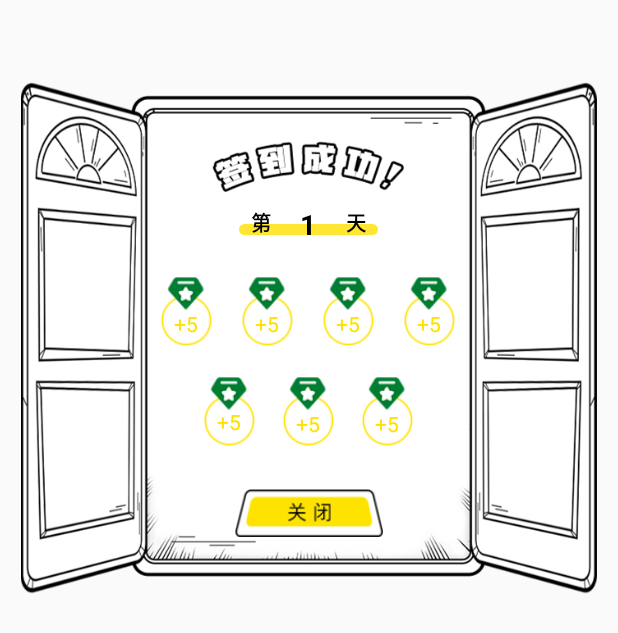
After one commit to 15868827922/dimension, an Android app: the layout dialog_sign_in.xml on its own in the app's theme, with its tools: preview values and no code run, on a phone screen of 412 x 824 dp. The commit adds this screen. Shown: the top 633 px of the screen. Run offline under Robolectric (Android 15) with nearby library versions, the phone set to English and light mode, and no system bars.

Commit message:
1.添加签到弹窗

```diff
--- a/app/src/main/java/com/shenjing/dimension/dimension/main/fragent/MyFragment.java
+++ b/app/src/main/java/com/shenjing/dimension/dimension/main/fragent/MyFragment.java
@@ -9,6 +9,7 @@ import com.shenjing.dimension.dimension.base.fragment.FragmentBase;
 import com.shenjing.dimension.dimension.base.image.LPNetworkRoundedImageView;
 import com.shenjing.dimension.dimension.base.util.ActivityUtil;
 import com.shenjing.dimension.dimension.me.SettingActivity;
+import com.shenjing.dimension.dimension.me.view.SignDialog;
 
 import butterknife.Bind;
 import butterknife.ButterKnife;
@@ -34,6 +35,7 @@ public class MyFragment extends FragmentBase implements View.OnClickListener{
     public void initView(@Nullable View view) {
         ButterKnife.bind(this,view);
 
+        findViewById(R.id.img_is_sign).setOnClickListener(this);
         findViewById(R.id.view_my_task).setOnClickListener(this);
         findViewById(R.id.view_my_wallet).setOnClickListener(this);
         findViewById(R.id.view_my_backpack).setOnClickListener(this);
@@ -80,7 +82,16 @@ public class MyFragment extends FragmentBase implements View.OnClickListener{
                 break;
             case R.id.view_give_feedback:  //意见反馈
                 break;
+            case R.id.img_is_sign:  //签到
+                showSignDialog();
+                break;
         }
 
     }
+
+    SignDialog signDialog;
+    private void showSignDialog(){
+        signDialog = new SignDialog(getActivity());
+        signDialog.show();
+    }
 }
--- /dev/null
+++ b/app/src/main/java/com/shenjing/dimension/dimension/me/view/SignDialog.java
@@ -0,0 +1,41 @@
+package com.shenjing.dimension.dimension.me.view;
+
+import android.app.Dialog;
+import android.content.Context;
+import android.support.annotation.NonNull;
+import android.view.View;
+import android.view.WindowManager;
+import com.shenjing.dimension.R;
+public class SignDialog extends Dialog implements View.OnClickListener{
+
+
+    public SignDialog(@NonNull Context context) {
+        super(context, R.style.CustomDialog);
+        initView();
+    }
+
+    @Override
+    public void setContentView(View view) {
+        super.setContentView(view);
+
+        WindowManager.LayoutParams params = getWindow().getAttributes();
+        params.width = WindowManager.LayoutParams.MATCH_PARENT;
+        params.height = WindowManager.LayoutParams.MATCH_PARENT;
+        this.initView();
+    }
+
+    private void initView() {
+        setContentView(R.layout.dialog_sign_in);
+        setCanceledOnTouchOutside(true);
+        findViewById(R.id.view_main).setOnClickListener(this);
+    }
+
+    @Override
+    public void onClick(View view) {
+        switch (view.getId()){
+            case R.id.view_main:
+                dismiss();
+                break;
+        }
+    }
+}
--- /dev/null
+++ b/app/src/main/java/com/shenjing/dimension/dimension/me/view/SignInItem.java
@@ -0,0 +1,25 @@
+package com.shenjing.dimension.dimension.me.view;
+
+import android.content.Context;
+import android.util.AttributeSet;
+import android.view.View;
+import android.widget.RelativeLayout;
+import com.shenjing.dimension.R;
+public class SignInItem extends RelativeLayout{
+    private View inflate;
+
+    public SignInItem(Context context) {
+        super(context);
+        initView();
+    }
+
+
+    public SignInItem(Context context, AttributeSet attrs) {
+        super(context, attrs);
+        initView();
+    }
+
+    private void initView() {
+        inflate = View.inflate(getContext(), R.layout.dialog_sign_in, this);
+    }
+}
--- /dev/null
+++ b/app/src/main/res/drawable/shape_btn_bg_main_text.xml
@@ -0,0 +1,10 @@
+<?xml version="1.0" encoding="utf-8"?>
+<shape xmlns:android="http://schemas.android.com/apk/res/android"
+    android:shape="rectangle" >
+
+    <solid android:color="@color/unit_text_tv_tip" />
+
+    <corners android:radius="@dimen/dp_750_20" />
+
+
+</shape>
--- /dev/null
+++ b/app/src/main/res/layout/dialog_sign_in.xml
@@ -0,0 +1,232 @@
+<?xml version="1.0" encoding="utf-8"?>
+<LinearLayout xmlns:android="http://schemas.android.com/apk/res/android"
+    android:layout_width="match_parent"
+    android:layout_height="match_parent"
+    android:gravity="center_horizontal"
+    android:id="@+id/view_main">
+
+    <LinearLayout
+        android:layout_width="@dimen/dp_750_702"
+        android:layout_height="@dimen/dp_750_624"
+        android:background="@mipmap/bg_doll_for_sign_in"
+        android:layout_marginTop="@dimen/dp_750_100"
+        android:orientation="vertical"
+        android:gravity="center_horizontal">
+
+        <RelativeLayout
+            android:layout_width="@dimen/dp_750_170"
+            android:layout_height="@dimen/dp_750_40"
+            android:layout_marginTop="@dimen/dp_750_150">
+            <View
+                android:layout_width="match_parent"
+                android:layout_height="@dimen/dp_750_13"
+                android:background="@drawable/shape_btn_bg_main_text"
+                android:layout_alignParentBottom="true"
+                android:layout_marginBottom="@dimen/dp_750_4"
+                android:alpha="0.8"/>
+            <RelativeLayout
+                android:layout_width="@dimen/dp_750_140"
+                android:layout_height="wrap_content"
+                android:layout_centerInParent="true">
+                <TextView
+                    android:layout_width="wrap_content"
+                    android:layout_height="wrap_content"
+                    android:text="第"
+                    android:textColor="@color/unit_text_tv_title_1"
+                    android:textSize="@dimen/sp_750_24"
+                    android:layout_alignParentBottom="true"
+                    android:textStyle="bold"/>
+                <TextView
+                    android:layout_width="wrap_content"
+                    android:layout_height="wrap_content"
+                    android:text="1"
+                    android:textColor="@color/unit_text_tv_title_1"
+                    android:textSize="@dimen/sp_750_34"
+                    android:textStyle="bold"
+                    android:layout_centerHorizontal="true"
+                    android:layout_alignParentBottom="true"/>
+                <TextView
+                    android:layout_width="wrap_content"
+                    android:layout_height="wrap_content"
+                    android:text="天"
+                    android:textColor="@color/unit_text_tv_title_1"
+                    android:textSize="@dimen/sp_750_24"
+                    android:textStyle="bold"
+                    android:layout_alignParentRight="true"
+                    android:layout_alignParentBottom="true"/>
+            </RelativeLayout>
+
+
+
+        </RelativeLayout>
+        <LinearLayout
+            android:layout_width="@dimen/dp_750_396"
+            android:layout_height="wrap_content"
+            android:layout_marginTop="@dimen/dp_750_48"
+            android:orientation="horizontal">
+
+            <RelativeLayout
+                android:layout_width="@dimen/dp_750_62"
+                android:layout_height="@dimen/dp_750_84"
+                android:layout_weight="1">
+                <RelativeLayout
+                    android:id="@+id/view_sign_day_1"
+                    android:layout_width="@dimen/dp_750_62"
+                    android:layout_height="@dimen/dp_750_84"
+                    android:background="@mipmap/bg_sign_in"
+                    android:layout_centerInParent="true">
+                    <TextView
+                        android:id="@+id/tv_sign_day_1"
+                        android:layout_width="wrap_content"
+                        android:layout_height="wrap_content"
+                        android:layout_alignParentBottom="true"
+                        android:layout_marginBottom="@dimen/dp_750_10"
+                        android:text="+5"
+                        android:layout_centerHorizontal="true"
+                        android:textSize="@dimen/sp_750_26"
+                        android:textColor="@color/unit_text_tv_tip"/>
+                </RelativeLayout>
+
+            </RelativeLayout>
+            <RelativeLayout
+                android:layout_width="@dimen/dp_750_62"
+                android:layout_height="@dimen/dp_750_84"
+                android:layout_weight="1">
+                <RelativeLayout
+                    android:id="@+id/view_sign_day_2"
+                    android:layout_width="@dimen/dp_750_62"
+                    android:layout_height="@dimen/dp_750_84"
+                    android:background="@mipmap/bg_sign_in"
+                    android:layout_centerInParent="true">
+                    <TextView
+                        android:id="@+id/tv_sign_day_2"
+                        android:layout_width="wrap_content"
+                        android:layout_height="wrap_content"
+                        android:layout_alignParentBottom="true"
+                        android:layout_marginBottom="@dimen/dp_750_10"
+                        android:text="+5"
+                        android:layout_centerHorizontal="true"
+                        android:textSize="@dimen/sp_750_26"
+                        android:textColor="@color/unit_text_tv_tip"/>
+                </RelativeLayout>
+
+
+            </RelativeLayout>
+            <RelativeLayout
+                android:layout_width="@dimen/dp_750_62"
+                android:layout_height="@dimen/dp_750_84"
+                android:layout_weight="1">
+                <RelativeLayout
+                    android:id="@+id/view_sign_day_3"
+                    android:layout_width="@dimen/dp_750_62"
+                    android:layout_height="@dimen/dp_750_84"
+                    android:background="@mipmap/bg_sign_in"
+                    android:layout_centerInParent="true">
+                    <TextView
+                        android:id="@+id/tv_sign_day_3"
+                        android:layout_width="wrap_content"
+                        android:layout_height="wrap_content"
+                        android:layout_alignParentBottom="true"
+                        android:layout_marginBottom="@dimen/dp_750_10"
+                        android:text="+5"
+                        android:layout_centerHorizontal="true"
+                        android:textSize="@dimen/sp_750_26"
+                        android:textColor="@color/unit_text_tv_tip"/>
+                </RelativeLayout>
+
+            </RelativeLayout>
+            <RelativeLayout
+                android:layout_width="@dimen/dp_750_62"
+                android:layout_height="@dimen/dp_750_84"
+                android:layout_weight="1">
+                <RelativeLayout
+                    android:layout_width="@dimen/dp_750_62"
+                    android:layout_height="@dimen/dp_750_84"
+                    android:background="@mipmap/bg_sign_in"
+                    android:layout_centerInParent="true">
+                    <TextView
+                        android:id="@+id/tv_sign_day_4"
+                        android:layout_width="wrap_content"
+                        android:layout_height="wrap_content"
+                        android:layout_alignParentBottom="true"
+                        android:layout_marginBottom="@dimen/dp_750_10"
+                        android:text="+5"
+                        android:layout_centerHorizontal="true"
+                        android:textSize="@dimen/sp_750_26"
+                        android:textColor="@color/unit_text_tv_tip"/>
+                </RelativeLayout>
+
+            </RelativeLayout>
+        </LinearLayout>
+
+        <LinearLayout
+            android:layout_width="@dimen/dp_750_396"
+            android:layout_height="wrap_content"
+            android:layout_marginTop="@dimen/dp_750_38"
+            android:orientation="horizontal"
+            android:gravity="center_horizontal">
+
+
+            <RelativeLayout
+                android:layout_width="@dimen/dp_750_62"
+                android:layout_height="@dimen/dp_750_84"
+                android:background="@mipmap/bg_sign_in"
+                android:layout_centerInParent="true">
+
+                <TextView
+                    android:id="@+id/tv_sign_day_5"
+                    android:layout_width="wrap_content"
+                    android:layout_height="wrap_content"
+                    android:layout_alignParentBottom="true"
+                    android:layout_marginBottom="@dimen/dp_750_12"
+                    android:text="+5"
+                    android:layout_centerHorizontal="true"
+                    android:textSize="@dimen/sp_750_26"
+                    android:textColor="@color/unit_text_tv_tip"/>
+
+            </RelativeLayout>
+            <RelativeLayout
+                android:layout_width="@dimen/dp_750_62"
+                android:layout_height="@dimen/dp_750_84"
+                android:background="@mipmap/bg_sign_in"
+                android:layout_centerInParent="true"
+                android:layout_marginLeft="@dimen/dp_750_34"
+                android:layout_marginRight="@dimen/dp_750_34">
+                <TextView
+                    android:id="@+id/tv_sign_day_6"
+                    android:layout_width="wrap_content"
+                    android:layout_height="wrap_content"
+                    android:layout_alignParentBottom="true"
+                    android:layout_marginBottom="@dimen/dp_750_10"
+                    android:text="+5"
+                    android:layout_centerHorizontal="true"
+                    android:textSize="@dimen/sp_750_26"
+                    android:textColor="@color/unit_text_tv_tip"/>
+            </RelativeLayout>
+
+            <RelativeLayout
+                android:layout_width="@dimen/dp_750_62"
+                android:layout_height="@dimen/dp_750_84"
+                android:background="@mipmap/bg_sign_in"
+                android:layout_centerInParent="true">
+                <TextView
+                    android:id="@+id/tv_sign_day_7"
+                    android:layout_width="wrap_content"
+                    android:layout_height="wrap_content"
+                    android:layout_alignParentBottom="true"
+                    android:layout_marginBottom="@dimen/dp_750_10"
+                    android:text="+5"
+                    android:layout_centerHorizontal="true"
+                    android:textSize="@dimen/sp_750_26"
+                    android:textColor="@color/unit_text_tv_tip"/>
+            </RelativeLayout>
+        </LinearLayout>
+
+        <Button
+            android:layout_width="@dimen/dp_750_180"
+            android:layout_height="@dimen/dp_750_58"
+            android:layout_marginTop="@dimen/dp_750_52"
+            android:background="@mipmap/icon_sign_in_close"/>
+    </LinearLayout>
+
+</LinearLayout>
--- a/app/src/main/res/layout/fragment_my.xml
+++ b/app/src/main/res/layout/fragment_my.xml
@@ -440,7 +440,8 @@
                     android:layout_width="match_parent"
                     android:layout_height="@dimen/dp_750_100"
                     app:itemStyle="type_title_with_textInfo"
-                    app:titleText="请赐予我评分吧"/>
+                    app:titleText="请赐予我评分吧"
+                    android:background="@drawable/selector_white_item_hover"/>
                 <View
                     style="@style/styleDividerHorizontal"
                     android:layout_marginLeft="@dimen/dp_750_24"
@@ -450,7 +451,8 @@
                     android:layout_width="match_parent"
                     android:layout_height="@dimen/dp_750_100"
                     app:itemStyle="type_title_with_textInfo"
-                    app:titleText="反馈与建议"/>
+                    app:titleText="反馈与建议"
+                    android:background="@drawable/selector_white_item_hover"/>
             </LinearLayout>
         </ScrollView>
     </com.jwenfeng.library.pulltorefresh.PullToRefreshLayout>
--- /dev/null
+++ b/app/src/main/res/layout/view_sign_in_item.xml
@@ -0,0 +1,23 @@
+<?xml version="1.0" encoding="utf-8"?>
+<RelativeLayout xmlns:android="http://schemas.android.com/apk/res/android"
+    android:layout_width="wrap_content"
+    android:layout_height="wrap_content"
+    android:layout_centerInParent="true">
+    <RelativeLayout
+        android:id="@+id/view_sign_day2"
+        android:layout_width="@dimen/dp_750_62"
+        android:layout_height="@dimen/dp_750_84"
+        android:background="@mipmap/bg_sign_in"
+        android:layout_centerInParent="true">
+        <TextView
+            android:id="@+id/tv_sign_day_2"
+            android:layout_width="wrap_content"
+            android:layout_height="wrap_content"
+            android:layout_alignParentBottom="true"
+            android:layout_marginBottom="@dimen/dp_750_10"
+            android:text="+5"
+            android:layout_centerHorizontal="true"
+            android:textSize="@dimen/sp_750_26"
+            android:textColor="@color/unit_text_tv_tip"/>
+    </RelativeLayout>
+</RelativeLayout>
--- a/app/src/main/res/values/styles.xml
+++ b/app/src/main/res/values/styles.xml
@@ -22,4 +22,13 @@
         <item name="windowNoTitle">true</item>
     </style>
 
+    <style name="CustomDialog" parent="@android:style/Theme.Dialog">
+        <item name="android:windowFrame">@null</item>
+        <item name="android:windowIsFloating">true</item>
+        <item name="android:windowIsTranslucent">false</item>
+        <item name="android:windowNoTitle">true</item>
+        <item name="android:windowBackground">@color/transparent</item>
+        <item name="android:backgroundDimEnabled">true</item>
+    </style>
+
 </resources>
```
Also changed, not shown: app/src/main/res/mipmap-xxhdpi/bg_doll_for_sign_in.png (added), app/src/main/res/mipmap-xxhdpi/bg_sign_in.png (added), app/src/main/res/mipmap-xxhdpi/icon_sign_in_close.png (added).
